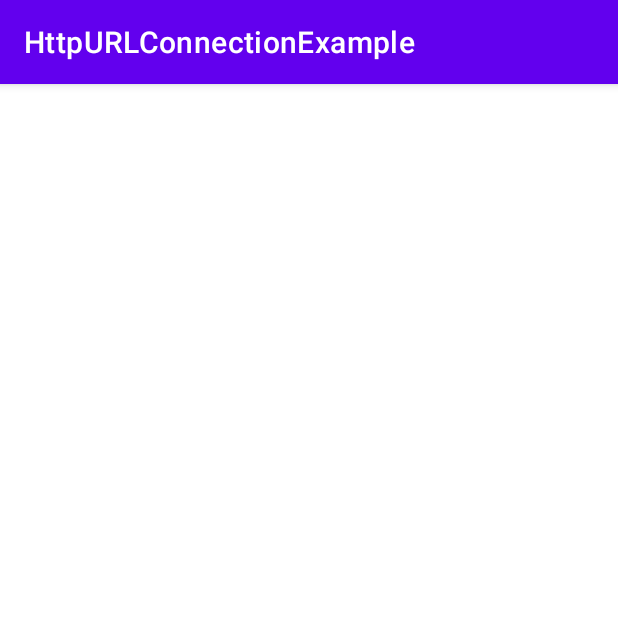
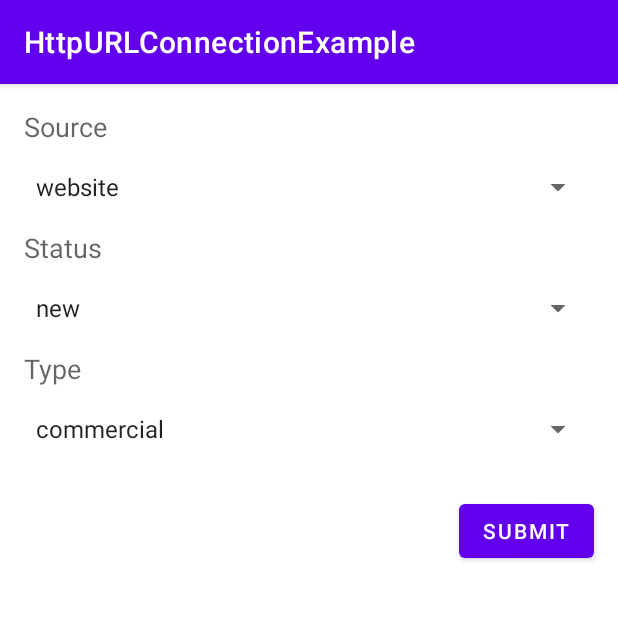
Before and after one commit to dazizo25/HttpURLConnectionExample_CPU, an Android app: the screen it shows after launch (MainActivity before the commit, NewLeadActivity after it), on a phone screen of 412 x 824 dp, the top half of it. Run offline under Robolectric (Android 15) with nearby library versions, the phone set to English and light mode, and no system bars.

Commit message:
New Lead Dialog form added

```diff
--- a/app/src/main/AndroidManifest.xml
+++ b/app/src/main/AndroidManifest.xml
@@ -2,7 +2,9 @@
 <manifest xmlns:android="http://schemas.android.com/apk/res/android"
     xmlns:tools="http://schemas.android.com/tools"
     package="com.example.httpurlconnectionexample">
-    <uses-permission android:name="android.permission.INTERNET"></uses-permission>
+
+    <uses-permission android:name="android.permission.INTERNET" />
+
     <application
         android:allowBackup="true"
         android:dataExtractionRules="@xml/data_extraction_rules"
@@ -15,13 +17,16 @@
         android:usesCleartextTraffic="true"
         tools:targetApi="31">
         <activity
-            android:name=".MainActivity"
+            android:name=".NewLeadActivity"
             android:exported="true">
             <intent-filter>
                 <action android:name="android.intent.action.MAIN" />
-
                 <category android:name="android.intent.category.LAUNCHER" />
             </intent-filter>
+        </activity>
+        <activity
+            android:name=".MainActivity"
+            android:exported="true">
         </activity>
     </application>
 
--- a/app/src/main/java/com/example/httpurlconnectionexample/MainActivity.java
+++ b/app/src/main/java/com/example/httpurlconnectionexample/MainActivity.java
@@ -45,8 +45,7 @@ public class MainActivity extends AppCompatActivity {
     }
     private void InsertLead() {
         URLConnectionPostHandler uRLConnectionPostHandler = new URLConnectionPostHandler();
-
-        uRLConnectionPostHandler.execute(url_insert_lead);
+        uRLConnectionPostHandler.execute(url_insert_lead, "source=test3&status=test3&typeoflead=test3");
     }
     public void jsonDecoder(String json_string) {
 
--- /dev/null
+++ b/app/src/main/java/com/example/httpurlconnectionexample/NewLeadActivity.java
@@ -0,0 +1,82 @@
+package com.example.httpurlconnectionexample;
+
+import androidx.appcompat.app.AppCompatActivity;
+
+import android.os.Bundle;
+import android.view.View;
+import android.widget.ArrayAdapter;
+import android.widget.Button;
+import android.widget.Spinner;
+
+import java.util.ArrayList;
+import java.util.List;
+
+public class NewLeadActivity extends AppCompatActivity {
+
+    String url_insert_lead = "http://csucl.com/csucl.com/glynn/cpu/insert_lead.php";
+    Spinner spinner_source, spinner_status, spinner_type;
+
+    Button button_submit;
+
+    @Override
+    protected void onCreate(Bundle savedInstanceState) {
+        super.onCreate(savedInstanceState);
+        setContentView(R.layout.activity_new_lead);
+
+        spinner_source = findViewById(R.id.spinner_source);
+        spinner_status = findViewById(R.id.spinner_status);
+        spinner_type = findViewById(R.id.spinner_type);
+
+        List<String> sources = new ArrayList<String>();
+        sources.add("website");
+        sources.add("telephone");
+        sources.add("email");
+
+        List<String> status = new ArrayList<String>();
+        status.add("new");
+        status.add("working");
+        status.add("qualified");
+        status.add("disqualified");
+        status.add("customer");
+
+        List<String> types = new ArrayList<String>();
+        types.add("commercial");
+        types.add("educational");
+        types.add("domestic");
+
+        ArrayAdapter<String> dataAdapterSources = new ArrayAdapter<String>(this, android.R.layout.simple_spinner_item, sources);
+        dataAdapterSources.setDropDownViewResource(android.R.layout.simple_spinner_dropdown_item);
+        spinner_source.setAdapter(dataAdapterSources);
+
+        ArrayAdapter<String> dataAdapterStatus = new ArrayAdapter<String>(this, android.R.layout.simple_spinner_item, status);
+        dataAdapterStatus.setDropDownViewResource(android.R.layout.simple_spinner_dropdown_item);
+        spinner_status.setAdapter(dataAdapterStatus);
+
+        ArrayAdapter<String> dataAdapterTypes = new ArrayAdapter<String>(this, android.R.layout.simple_spinner_item, types);
+        dataAdapterTypes.setDropDownViewResource(android.R.layout.simple_spinner_dropdown_item);
+        spinner_type.setAdapter(dataAdapterTypes);
+
+        //button
+        button_submit = findViewById(R.id.button_submit);
+        button_submit.setOnClickListener(new View.OnClickListener() {
+            @Override
+            public void onClick(View v) {
+                URLConnectionPostHandler uRLConnectionPostHandler = new URLConnectionPostHandler();
+                uRLConnectionPostHandler.execute(url_insert_lead, generateParameters());
+            }
+        });
+    }
+
+    private String generateParameters() {
+        StringBuilder paramString = new StringBuilder();
+        paramString.append("source=");
+        paramString.append(spinner_source.getItemAtPosition(spinner_source.getSelectedItemPosition()).toString());
+        paramString.append("&status=");
+        paramString.append(spinner_status.getItemAtPosition(spinner_status.getSelectedItemPosition()).toString());
+        paramString.append("&typeoflead=");
+        paramString.append(spinner_type.getItemAtPosition(spinner_type.getSelectedItemPosition()).toString());
+        return paramString.toString();
+    }
+
+
+}
--- a/app/src/main/java/com/example/httpurlconnectionexample/URLConnectionPostHandler.java
+++ b/app/src/main/java/com/example/httpurlconnectionexample/URLConnectionPostHandler.java
@@ -24,9 +24,7 @@ public class URLConnectionPostHandler extends AsyncTask<Object, String, Object>
             urlConnection.setDoOutput(true);
 
             try (OutputStream os = urlConnection.getOutputStream()) {
-                os.write("source=test1".getBytes());
-                os.write("&".getBytes());
-                os.write("status=test2".getBytes());
+                os.write(param[1].toString().getBytes());
                 os.flush();
                 os.close();
             }
--- /dev/null
+++ b/app/src/main/res/layout/activity_new_lead.xml
@@ -0,0 +1,84 @@
+<?xml version="1.0" encoding="utf-8"?>
+<androidx.constraintlayout.widget.ConstraintLayout xmlns:android="http://schemas.android.com/apk/res/android"
+    xmlns:app="http://schemas.android.com/apk/res-auto"
+    xmlns:tools="http://schemas.android.com/tools"
+    android:layout_width="match_parent"
+    android:layout_height="match_parent"
+    tools:context=".NewLeadActivity">
+
+    <TextView
+        android:id="@+id/textView_source"
+        android:layout_width="wrap_content"
+        android:layout_height="wrap_content"
+        android:layout_marginStart="16dp"
+        android:layout_marginTop="16dp"
+        android:text="Source"
+        android:textAppearance="@style/TextAppearance.AppCompat.Medium"
+        app:layout_constraintStart_toStartOf="parent"
+        app:layout_constraintTop_toTopOf="parent" />
+
+    <Spinner
+        android:id="@+id/spinner_source"
+        android:layout_width="0dp"
+        android:layout_height="wrap_content"
+        android:layout_marginTop="16dp"
+        android:layout_marginEnd="16dp"
+        app:layout_constraintEnd_toEndOf="parent"
+        app:layout_constraintStart_toStartOf="@+id/textView_source"
+        app:layout_constraintTop_toBottomOf="@+id/textView_source" />
+
+    <TextView
+        android:id="@+id/textView_status"
+        android:layout_width="wrap_content"
+        android:layout_height="wrap_content"
+        android:layout_marginStart="16dp"
+        android:layout_marginTop="16dp"
+        android:text="Status"
+        android:textAppearance="@style/TextAppearance.AppCompat.Medium"
+        app:layout_constraintStart_toStartOf="parent"
+        app:layout_constraintTop_toBottomOf="@+id/spinner_source" />
+
+    <Spinner
+        android:id="@+id/spinner_status"
+        android:layout_width="0dp"
+        android:layout_height="wrap_content"
+        android:layout_marginTop="16dp"
+        android:layout_marginEnd="16dp"
+        app:layout_constraintEnd_toEndOf="parent"
+        app:layout_constraintHorizontal_bias="0.0"
+        app:layout_constraintStart_toStartOf="@+id/textView_source"
+        app:layout_constraintTop_toBottomOf="@+id/textView_status" />
+
+    <TextView
+        android:id="@+id/textView_type"
+        android:layout_width="wrap_content"
+        android:layout_height="wrap_content"
+        android:layout_marginStart="16dp"
+        android:layout_marginTop="16dp"
+        android:text="Type"
+        android:textAppearance="@style/TextAppearance.AppCompat.Medium"
+        app:layout_constraintStart_toStartOf="parent"
+        app:layout_constraintTop_toBottomOf="@+id/spinner_status" />
+
+    <Spinner
+        android:id="@+id/spinner_type"
+        android:layout_width="0dp"
+        android:layout_height="wrap_content"
+        android:layout_marginTop="16dp"
+        android:layout_marginEnd="16dp"
+        app:layout_constraintEnd_toEndOf="parent"
+        app:layout_constraintHorizontal_bias="0.0"
+        app:layout_constraintStart_toStartOf="@+id/textView_source"
+        app:layout_constraintTop_toBottomOf="@+id/textView_type" />
+
+    <Button
+        android:id="@+id/button_submit"
+        android:layout_width="wrap_content"
+        android:layout_height="wrap_content"
+        android:layout_marginTop="32dp"
+        android:layout_marginEnd="16dp"
+        android:text="Submit"
+        app:layout_constraintEnd_toEndOf="parent"
+        app:layout_constraintTop_toBottomOf="@+id/spinner_type" />
+
+</androidx.constraintlayout.widget.ConstraintLayout>
```
